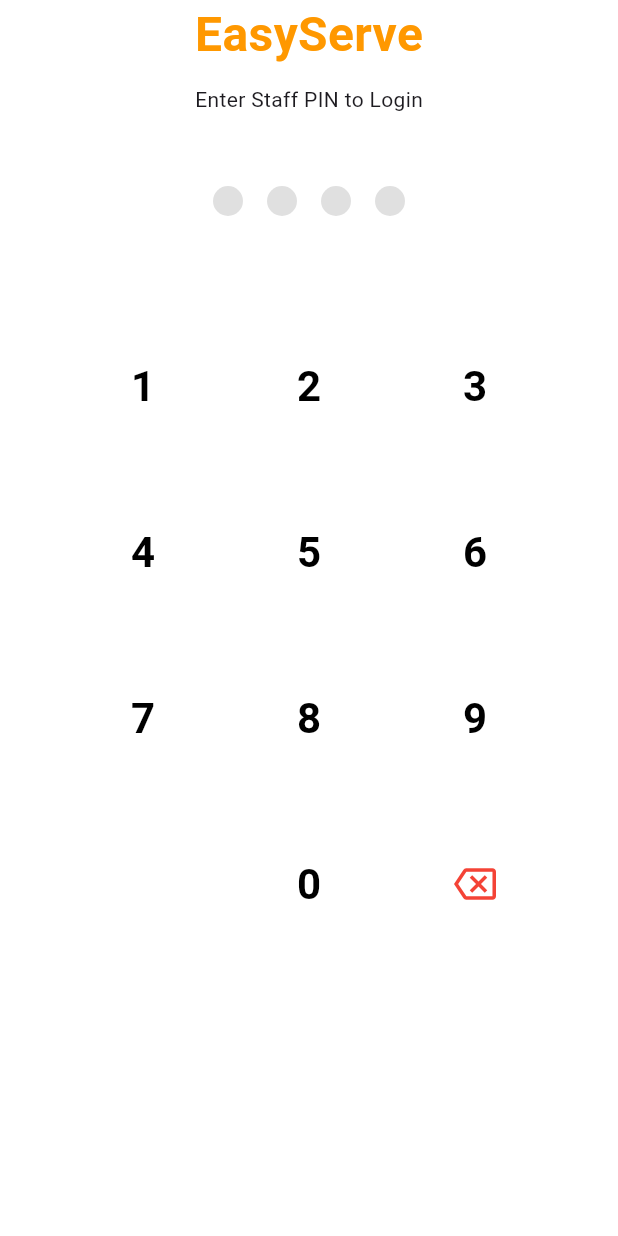
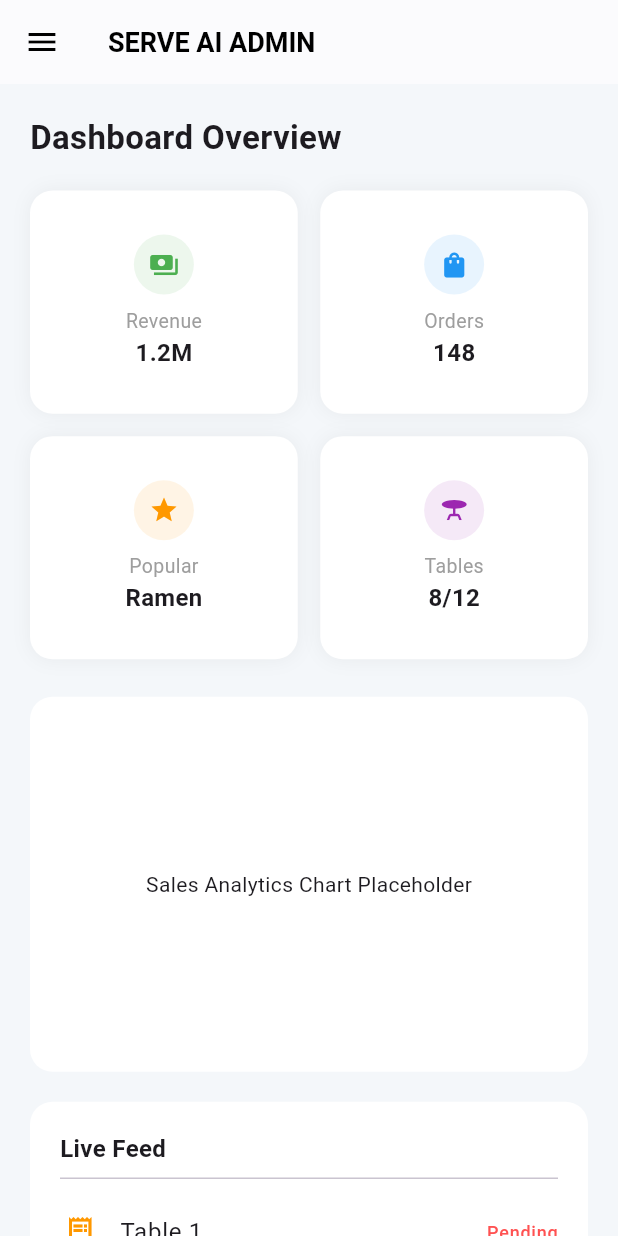
Before and after one commit to UrFavv2/EasyServe_V2, a Flutter app: the screen it shows after launch, on a phone screen of 412 x 824 dp. Run offline on Flutter 3.47's test engine with Material 3 defaults, Android fonts, the phone set to English and light mode, and no system bars.

Commit message:
add dashboard, update main

```diff
--- a/lib/main.dart
+++ b/lib/main.dart
@@ -1,6 +1,6 @@
 import 'package:flutter/material.dart';
 // အောက်က import မှာ 'pos' နေရာမှာ မင်းရဲ့ project နာမည်ကို အစားထိုးပါ
-import './screens/splash_screen.dart';
+import './screens/admin/dashboard_screen.dart';
 void main() {
   runApp(const EasyServeApp());
 }
@@ -18,7 +18,7 @@
         useMaterial3: true, // Modern ဖြစ်တဲ့ UI style သုံးဖို့
       ),
       // App စဖွင့်တာနဲ့ Login Screen ကို အရင်ပြမယ်
-      home: const SplashScreen(),
+      home: const AdminDashboard(),
     );
   }
 }
--- /dev/null
+++ b/lib/screens/admin/dashboard_screen.dart
@@ -0,0 +1,152 @@
+import 'package:flutter/material.dart';
+
+class AdminDashboard extends StatefulWidget {
+  const AdminDashboard({super.key});
+
+  @override
+  State<AdminDashboard> createState() => _AdminDashboardState();
+}
+
+class _AdminDashboardState extends State<AdminDashboard> {
+  @override
+  Widget build(BuildContext context) {
+    return Scaffold(
+      backgroundColor: const Color(0xFFF4F7FA),
+      // 🌟 Sidebar အစား Drawer ကို ပြောင်းသုံးလိုက်ပါတယ်
+      appBar: AppBar(
+        title: const Text("SERVE AI ADMIN", style: TextStyle(fontWeight: FontWeight.bold, fontSize: 18)),
+        backgroundColor: Colors.white,
+        foregroundColor: Colors.black,
+        elevation: 0.5,
+      ),
+      drawer: _buildDrawer(),
+
+      body: SingleChildScrollView(
+        padding: const EdgeInsets.all(20),
+        child: Column(
+          crossAxisAlignment: CrossAxisAlignment.start,
+          children: [
+            const Text("Dashboard Overview", style: TextStyle(fontSize: 22, fontWeight: FontWeight.bold)),
+            const SizedBox(height: 20),
+
+            // 🌟 Stats Grid (Overflow မဖြစ်အောင် childAspectRatio ကို ပြင်ထားတယ်)
+            _buildStatsGrid(),
+            const SizedBox(height: 25),
+
+            _buildSalesChart(),
+            const SizedBox(height: 20),
+
+            _buildRecentOrders(),
+          ],
+        ),
+      ),
+    );
+  }
+
+  // 🌟 Sidebar ကို Drawer အဖြစ် ပြောင်းလဲခြင်း
+  Widget _buildDrawer() {
+    return Drawer(
+      child: Container(
+        color: const Color(0xFF1A1C1E),
+        child: Column(
+          children: [
+            const DrawerHeader(
+              child: Center(
+                child: Text("SERVE AI", style: TextStyle(color: Colors.orange, fontSize: 24, fontWeight: FontWeight.bold)),
+              ),
+            ),
+            _drawerItem(Icons.dashboard, "Dashboard", true),
+            _drawerItem(Icons.restaurant_menu, "Menu Manager", false),
+            _drawerItem(Icons.people, "Staff List", false),
+            const Spacer(),
+            _drawerItem(Icons.logout, "Logout", false),
+            const SizedBox(height: 20),
+          ],
+        ),
+      ),
+    );
+  }
+
+  Widget _drawerItem(IconData icon, String title, bool isActive) {
+    return ListTile(
+      leading: Icon(icon, color: isActive ? Colors.orange : Colors.grey),
+      title: Text(title, style: TextStyle(color: isActive ? Colors.white : Colors.grey)),
+      onTap: () => Navigator.pop(context), // နှိပ်ရင် Drawer ပိတ်မယ်
+    );
+  }
+
+  Widget _buildStatsGrid() {
+    return GridView.count(
+      shrinkWrap: true,
+      physics: const NeverScrollableScrollPhysics(),
+      crossAxisCount: 2, // ဖုန်းမှာဆိုရင် ၂ ခုစီပြမယ်
+      crossAxisSpacing: 15,
+      mainAxisSpacing: 15,
+      childAspectRatio: 1.2, // 🌟 Card ထဲမှာ စာသားဆံ့အောင် အချိုးချဲ့လိုက်တယ်
+      children: [
+        _statCard("Revenue", "1.2M", Icons.payments, Colors.green),
+        _statCard("Orders", "148", Icons.shopping_bag, Colors.blue),
+        _statCard("Popular", "Ramen", Icons.star, Colors.orange),
+        _statCard("Tables", "8/12", Icons.table_bar, Colors.purple),
+      ],
+    );
+  }
+
+  Widget _statCard(String title, String value, IconData icon, Color color) {
+    return Container(
+      decoration: BoxDecoration(
+        color: Colors.white,
+        borderRadius: BorderRadius.circular(15),
+        boxShadow: [BoxShadow(color: Colors.black.withOpacity(0.05), blurRadius: 10)],
+      ),
+      child: Column(
+        mainAxisAlignment: MainAxisAlignment.center,
+        children: [
+          CircleAvatar(
+            backgroundColor: color.withOpacity(0.1),
+            child: Icon(icon, color: color, size: 20),
+          ),
+          const SizedBox(height: 8),
+          Text(title, style: const TextStyle(color: Colors.grey, fontSize: 13)),
+          Text(value, style: const TextStyle(fontWeight: FontWeight.bold, fontSize: 16)),
+        ],
+      ),
+    );
+  }
+
+  Widget _buildSalesChart() {
+    return Container(
+      width: double.infinity,
+      height: 250,
+      padding: const EdgeInsets.all(20),
+      decoration: BoxDecoration(color: Colors.white, borderRadius: BorderRadius.circular(15)),
+      child: const Center(child: Text("Sales Analytics Chart Placeholder")),
+    );
+  }
+
+  Widget _buildRecentOrders() {
+    return Container(
+      width: double.infinity,
+      padding: const EdgeInsets.all(20),
+      decoration: BoxDecoration(color: Colors.white, borderRadius: BorderRadius.circular(15)),
+      child: Column(
+        crossAxisAlignment: CrossAxisAlignment.start,
+        children: [
+          const Text("Live Feed", style: TextStyle(fontWeight: FontWeight.bold, fontSize: 16)),
+          const Divider(),
+          ListView.builder(
+            shrinkWrap: true,
+            physics: const NeverScrollableScrollPhysics(),
+            itemCount: 3,
+            itemBuilder: (context, index) => ListTile(
+              contentPadding: EdgeInsets.zero,
+              leading: const Icon(Icons.receipt_long, color: Colors.orange),
+              title: Text("Table ${index + 1}"),
+              trailing: const Text("Pending", style: TextStyle(color: Colors.redAccent, fontSize: 12)),
+            ),
+          ),
+        ],
+      ),
+    );
+  }
+}
```
